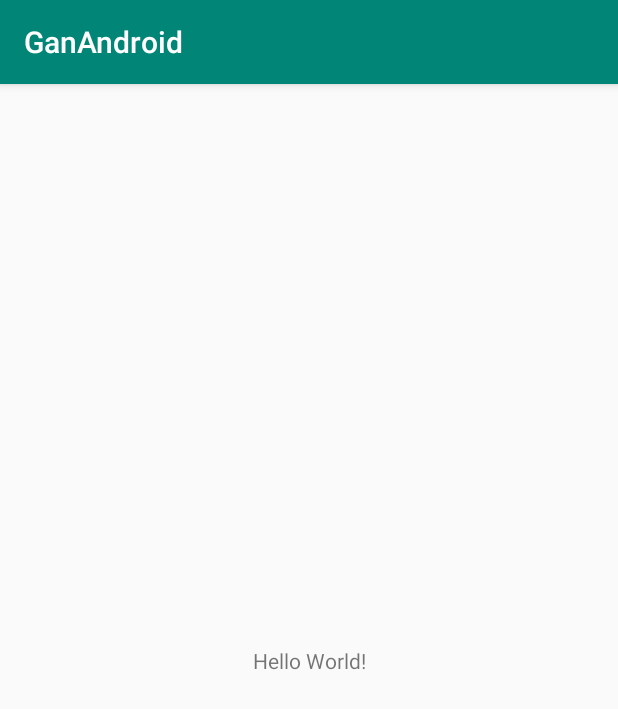
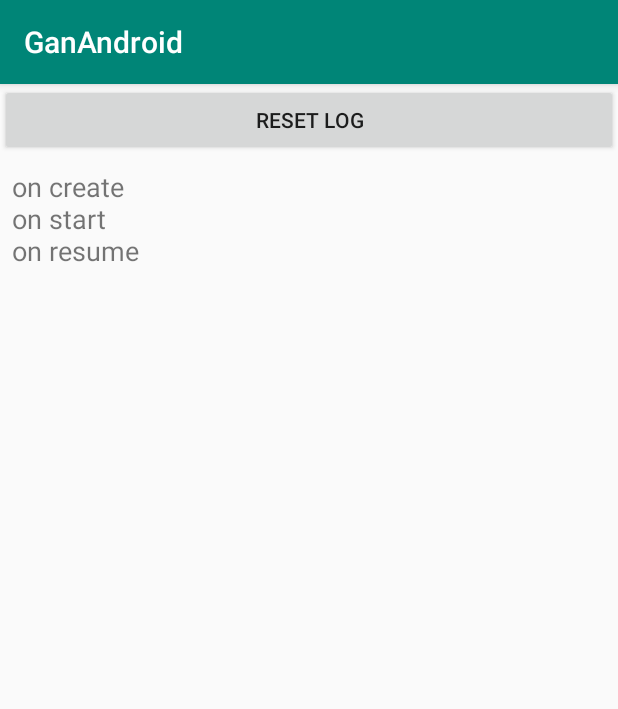
Before and after one commit to SimonWangChen/ganAndroid, an Android app: the screen it shows after launch (MainActivity), on a phone screen of 412 x 824 dp. Shown: the top 709 px of the screen. Run offline under Robolectric (Android 15) with nearby library versions, the phone set to English and light mode, and no system bars.

Commit message:
lifecycle test

```diff
--- a/app/src/main/java/com/proclassmates/ganandroid/MainActivity.java
+++ b/app/src/main/java/com/proclassmates/ganandroid/MainActivity.java
@@ -3,12 +3,145 @@ package com.proclassmates.ganandroid;
 import androidx.appcompat.app.AppCompatActivity;
 
 import android.os.Bundle;
+import android.util.Log;
+import android.view.View;
+import android.widget.TextView;
+
+import java.util.ArrayList;
 
 public class MainActivity extends AppCompatActivity {
+    private static final String TAG = MainActivity.class.getSimpleName();
 
+    /*
+     * This constant String will be used to store the content of the TextView used to display the
+     * list of callbacks. The reason we are storing the contents of the TextView is so that you can
+     * see the entire set of callbacks as they are called.
+     */
+    private static final String LIFECYCLE_CALLBACKS_TEXT_KEY = "callbacks";
+
+    /* Constant values for the names of each respective lifecycle callback */
+    private static final String ON_CREATE = "onCreate";
+    private static final String ON_START = "onStart";
+    private static final String ON_RESUME = "onResume";
+    private static final String ON_PAUSE = "onPause";
+    private static final String ON_STOP = "onStop";
+    private static final String ON_RESTART = "onRestart";
+    private static final String ON_DESTROY = "onDestroy";
+    private static final String ON_SAVE_INSTANCE_STATE = "onSaveInstanceState";
+
+    /*
+     * This TextView will contain a running log of every lifecycle callback method called from this
+     * Activity. This TextView can be reset to its default state by clicking the Button labeled
+     * "Reset Log"
+     */
+    private TextView mLifecycleDisplay;
+
+    // COMPLETED (1) Declare and instantiate a static ArrayList of Strings called mLifecycleCallbacks
+    /*
+     * This ArrayList will keep track of lifecycle callbacks that occur after we are able to save
+     * them. Since, as we've observed, the contents of the TextView are saved in onSaveInstanceState
+     * BEFORE onStop and onDestroy are called, we must track when onStop and onDestroy are called,
+     * and then update the UI in onStart when the Activity is back on the screen.
+     */
+
+    private static final ArrayList<String> mLifecycleCallbacks = new ArrayList<>();
     @Override
     protected void onCreate(Bundle savedInstanceState) {
         super.onCreate(savedInstanceState);
         setContentView(R.layout.activity_main);
+
+        mLifecycleDisplay = findViewById(R.id.tv_lifecycle_events_display);
+        if(savedInstanceState !=null) {
+            if(savedInstanceState.containsKey(LIFECYCLE_CALLBACKS_TEXT_KEY )){
+                String allPreSavedInstanceState = savedInstanceState.getString(LIFECYCLE_CALLBACKS_TEXT_KEY);
+                mLifecycleDisplay.setText(allPreSavedInstanceState);
+            }
+        }
+
+        for (int i = mLifecycleCallbacks.size() -1 ; i>=0; i--){
+            mLifecycleDisplay.setText(mLifecycleCallbacks.get(i) + "\n");
+        }
+
+        mLifecycleCallbacks.clear();
+
+        logAndAppend("on create");
+
+    }
+
+    @Override
+    protected void onStart() {
+        super.onStart();
+        logAndAppend("on start");
+    }
+
+    @Override
+    protected void onResume() {
+        super.onResume();
+        logAndAppend("on resume");
+    }
+
+    @Override
+    protected void onPause() {
+        super.onPause();
+        logAndAppend("on pause");
+    }
+
+    @Override
+    protected void onStop() {
+        super.onStop();
+
+        // COMPLETED (2) Add the ON_STOP String to the front of mLifecycleCallbacks
+        /*
+         * Since any updates to the UI we make after onSaveInstanceState (onStop, onDestroy, etc),
+         * we use an ArrayList to track if these lifecycle events had occurred. If any of them have
+         * occurred, we append their respective name to the TextView.
+         */
+        mLifecycleCallbacks.add(0, ON_STOP);
+
+        logAndAppend(ON_STOP);
+    }
+
+    /**
+     * Called after your activity has been stopped, prior to it being started again.
+     *
+     * Always followed by onStart()
+     */
+    @Override
+    protected void onRestart() {
+        super.onRestart();
+
+        logAndAppend(ON_RESTART);
+    }
+    @Override
+    protected void onDestroy() {
+        super.onDestroy();
+
+        // COMPLETED (3) Add the ON_DESTROY String to the front of mLifecycleCallbacks
+        /*
+         * Since any updates to the UI we make after onSaveInstanceState (onStop, onDestroy, etc),
+         * we use an ArrayList to track if these lifecycle events had occurred. If any of them have
+         * occurred, we append their respective name to the TextView.
+         */
+        mLifecycleCallbacks.add(0, ON_DESTROY);
+
+        logAndAppend(ON_DESTROY);
+    }
+
+    @Override
+    protected void onSaveInstanceState(Bundle outState) {
+        super.onSaveInstanceState(outState);
+        logAndAppend(ON_SAVE_INSTANCE_STATE);
+        String lifecycleDisplayTextViewContents = mLifecycleDisplay.getText().toString();
+        outState.putString(LIFECYCLE_CALLBACKS_TEXT_KEY, lifecycleDisplayTextViewContents);
+    }
+
+    private void logAndAppend(String lifecycleEvent) {
+        Log.d(TAG, "Lifecycle Event: " + lifecycleEvent);
+
+        mLifecycleDisplay.append(lifecycleEvent + "\n");
+    }
+
+    public void resetLifecycleDisplay(View view) {
+        mLifecycleDisplay.setText("Lifecycle callbacks:\n");
     }
 }
--- a/app/src/main/res/layout/activity_main.xml
+++ b/app/src/main/res/layout/activity_main.xml
@@ -1,18 +1,24 @@
 <?xml version="1.0" encoding="utf-8"?>
-<androidx.constraintlayout.widget.ConstraintLayout xmlns:android="http://schemas.android.com/apk/res/android"
-    xmlns:app="http://schemas.android.com/apk/res-auto"
-    xmlns:tools="http://schemas.android.com/tools"
+<LinearLayout xmlns:android="http://schemas.android.com/apk/res/android"
     android:layout_width="match_parent"
     android:layout_height="match_parent"
-    tools:context=".MainActivity">
+    android:orientation="vertical">
 
-    <TextView
-        android:layout_width="wrap_content"
+    <Button
+        android:layout_width="match_parent"
         android:layout_height="wrap_content"
-        android:text="Hello World!"
-        app:layout_constraintBottom_toBottomOf="parent"
-        app:layout_constraintLeft_toLeftOf="parent"
-        app:layout_constraintRight_toRightOf="parent"
-        app:layout_constraintTop_toTopOf="parent" />
+        android:onClick="resetLifecycleDisplay"
+        android:text="Reset Log" />
 
-</androidx.constraintlayout.widget.ConstraintLayout>
+    <ScrollView
+        android:layout_width="match_parent"
+        android:layout_height="wrap_content"
+        >
+        <TextView
+            android:layout_width="wrap_content"
+            android:layout_height="wrap_content"
+            android:id="@+id/tv_lifecycle_events_display"
+            android:padding="8dp"
+            android:textSize="18sp" />
+    </ScrollView>
+</LinearLayout>
```
